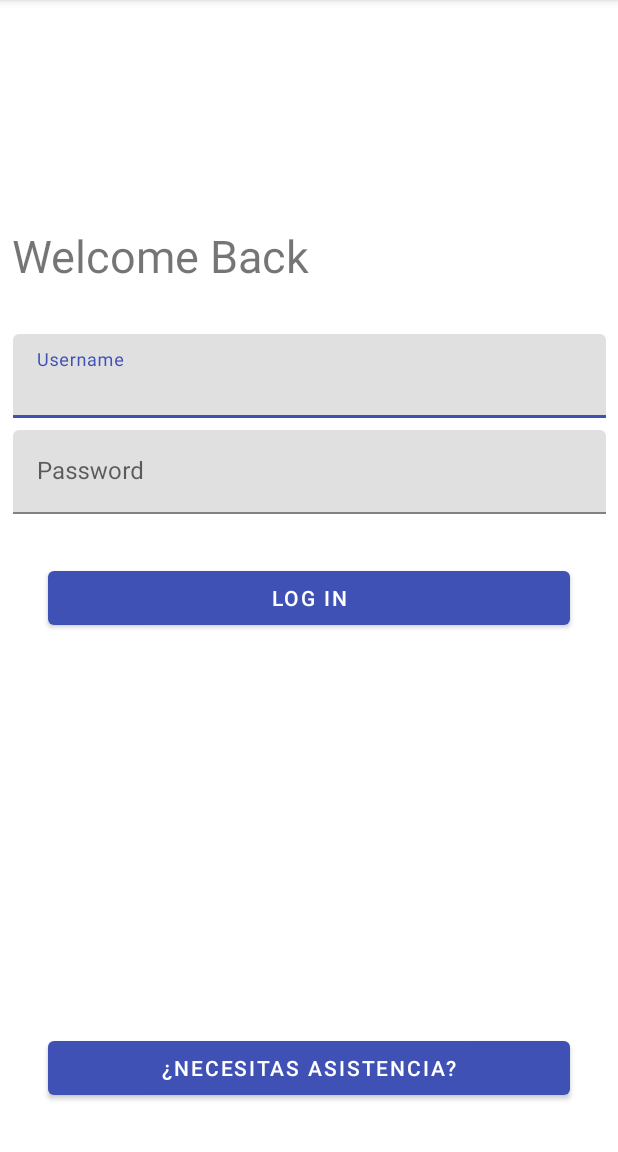
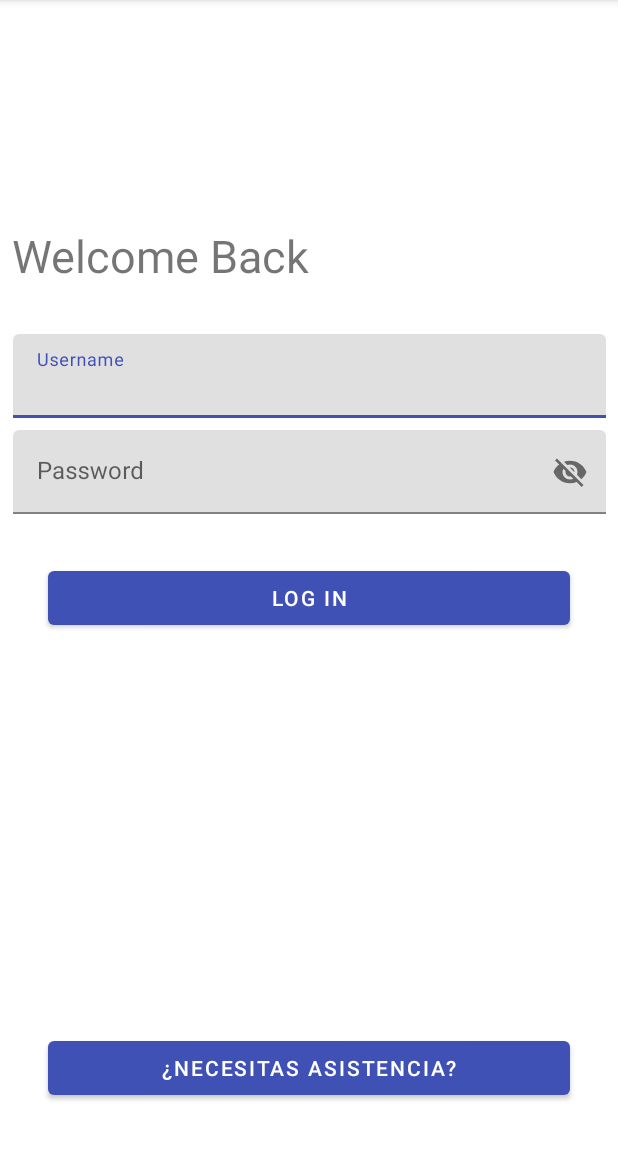
Before and after one commit to albertoomarcos/CDI-EmpresaSeguridad, an Android app: the screen it shows after launch (LoginActivity), on a phone screen of 412 x 824 dp, the part 84-1236 px from its top. Run offline under Robolectric (Android 15) with nearby library versions, the phone set to English and light mode, and no system bars.

Commit message:
Upload new login classes

```diff
--- a/app/src/main/AndroidManifest.xml
+++ b/app/src/main/AndroidManifest.xml
@@ -21,7 +21,11 @@
                 <category android:name="android.intent.category.LAUNCHER" />
             </intent-filter>
         </activity>
-        <activity android:name=".UserMainActivity"/>
+        <activity android:name=".UserMainActivity"
+            android:screenOrientation="portrait"/>
+
+        <activity android:name=".AdminMainActivity"
+            android:screenOrientation="portrait"/>
     </application>
 
 
--- a/app/src/main/java/com/example/portatil/cdi_empresaseguridad/LoginActivity.kt
+++ b/app/src/main/java/com/example/portatil/cdi_empresaseguridad/LoginActivity.kt
@@ -24,9 +24,9 @@ class LoginActivity: AppCompatActivity() {
 
 
        findViewById<Button>(R.id.login_button).setOnClickListener {
-           when(usernameTxt.textView?.text) {
+           when(usernameTxt.editText?.text.toString()) {
                "admin" -> {
-                   if(passwordTxt.textView.text == "admin") {
+                   if(passwordTxt.editText?.text.toString() == "admin") {
                        val mIntent = Intent(this, AdminMainActivity::class.java)
                        startActivity(mIntent)
                    } else {
@@ -36,7 +36,7 @@ class LoginActivity: AppCompatActivity() {
 
                }
                "user" -> {
-                   if(passwordTxt.textView.text == "user") {
+                   if(passwordTxt.editText?.text.toString() == "user") {
                        val mIntent = Intent(this, UserMainActivity::class.java)
                        startActivity(mIntent)
                    } else {
--- a/app/src/main/res/layout/activity_login.xml
+++ b/app/src/main/res/layout/activity_login.xml
@@ -45,7 +45,8 @@
         android:layout_marginEnd="8dp"
         app:layout_constraintEnd_toEndOf="parent"
         app:layout_constraintStart_toStartOf="parent"
-        app:layout_constraintTop_toBottomOf="@+id/username_field">
+        app:layout_constraintTop_toBottomOf="@+id/username_field"
+        app:passwordToggleEnabled="true">
 
         <android.support.design.widget.TextInputEditText
             android:layout_width="match_parent"
```
